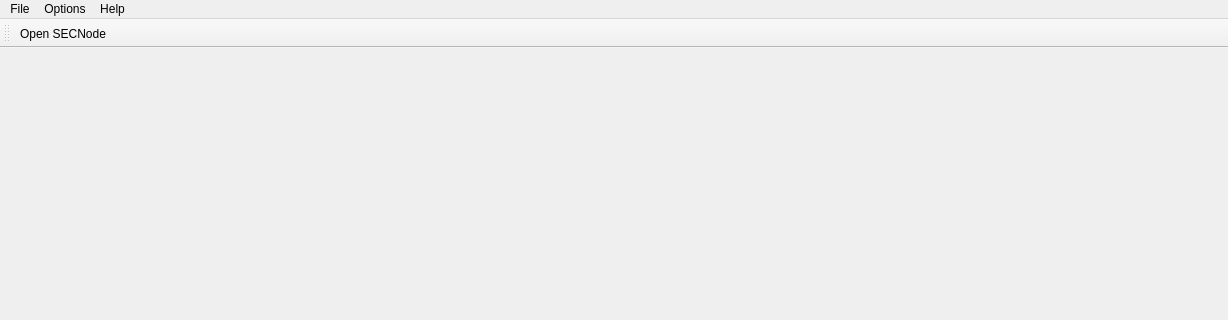
Above: frappy/gui/ui/mainwin.ui from SampleEnvironment/frappy before the change; both pictures show x 0 to 1228 and y 0 to 320 of the 1228 by 600 pixel window. Below: the same form after it.
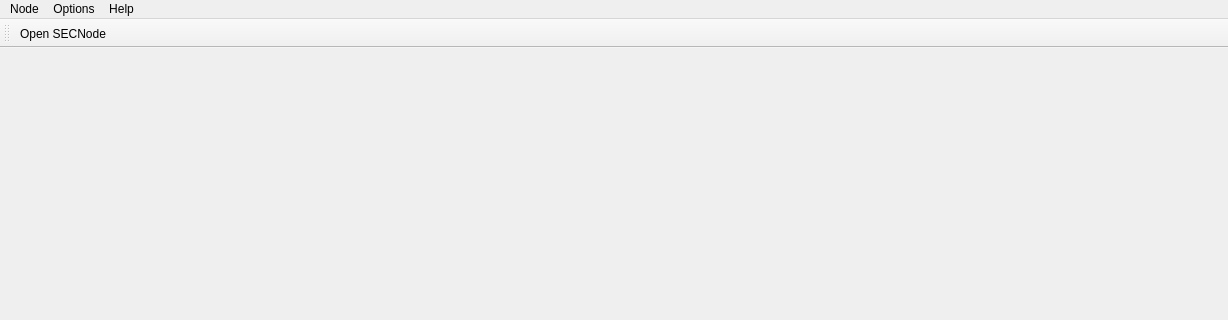
That is the form after the change. Icons and pictures are not drawn.

Commit message:
Add reconnect Action
* add reconnect method to QSECNode
* Rename File Menu to Node
* Add Button to 'Node' Menu

Fixes: #4687

```diff
--- a/frappy/gui/ui/mainwin.ui
+++ b/frappy/gui/ui/mainwin.ui
@@ -27,7 +27,7 @@
    </property>
    <widget class="QMenu" name="menuFile">
     <property name="title">
-     <string>File</string>
+     <string>Node</string>
     </property>
     <widget class="QMenu" name="menuRecent_SECNodes">
      <property name="enabled">
```
Left out of the diff: 9 changed lines with no effect on the pictures. The commit also changes 1 other file.
